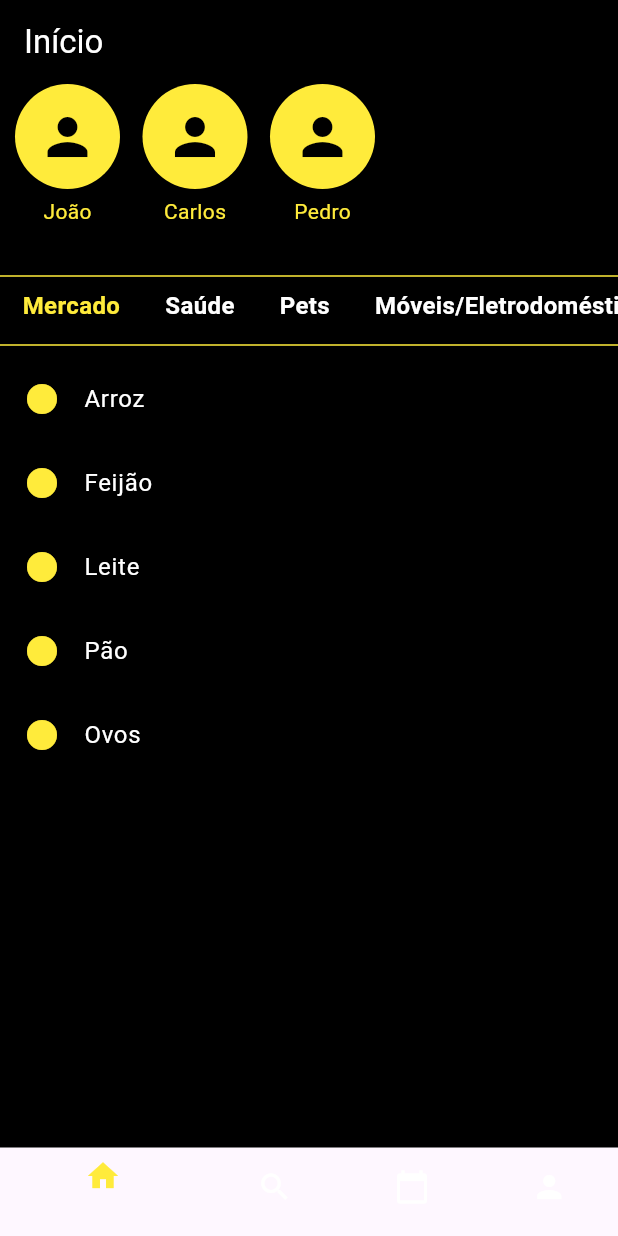
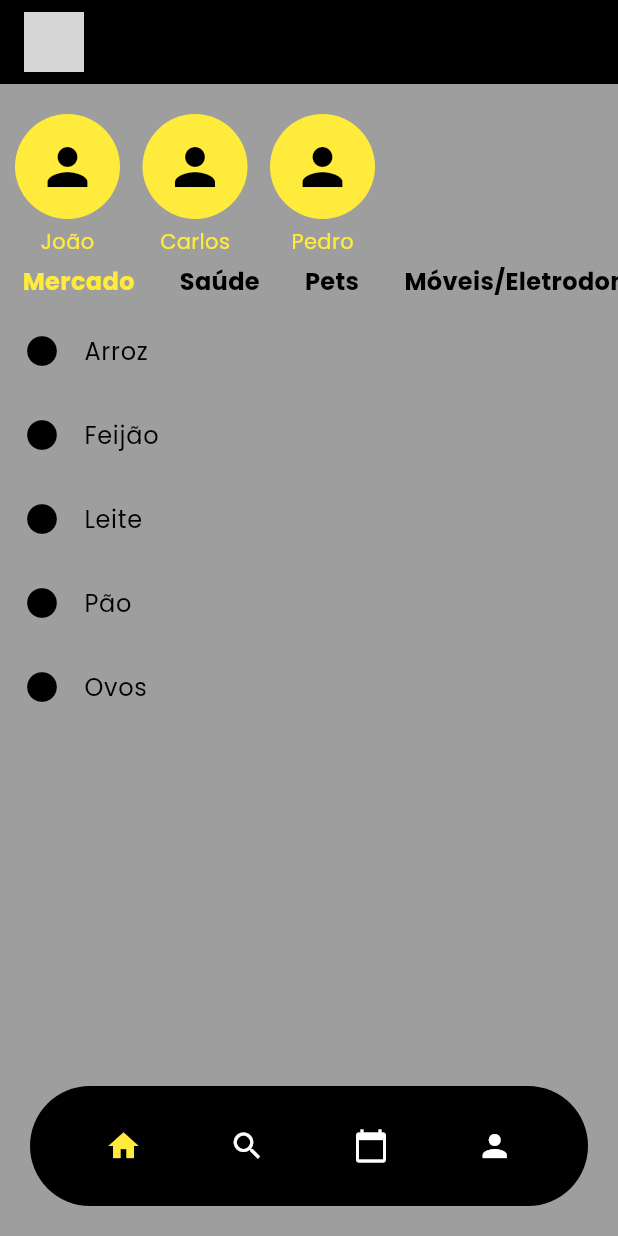
Before and after one commit to derpooo/speedlog, a Flutter app: the screen it shows after launch, after a tap on "Login", after a tap on "Entrar", on a phone screen of 412 x 824 dp. Run offline on Flutter 3.47's test engine with Material 3 defaults, Android fonts, the phone set to English and light mode, and no system bars; our stand-ins replace google_fonts; grey boxes are pictures that could not be loaded.

Commit message:
adicionado filtros por categorias e mudança da barra de navegação

```diff
--- a/lib/app.dart
+++ b/lib/app.dart
@@ -1,4 +1,5 @@
 import 'package:flutter/material.dart';
+import 'package:google_fonts/google_fonts.dart';
 import 'ui/pages/pagina_login.dart';
 
 class DeliveryApp extends StatelessWidget {
@@ -8,10 +9,10 @@ class DeliveryApp extends StatelessWidget {
       title: 'SpeedLog',
       theme: ThemeData(
         primaryColor: Colors.black,
-        scaffoldBackgroundColor: Colors.black,
-        textTheme: TextTheme(
-          bodyLarge: TextStyle(color: Colors.yellow),
-          bodyMedium: TextStyle(color: Colors.yellow),
+        scaffoldBackgroundColor: Colors.grey,
+        textTheme: GoogleFonts.poppinsTextTheme().copyWith(
+          bodyLarge: GoogleFonts.poppins(color: Colors.yellow),
+          bodyMedium: GoogleFonts.poppins(color: Colors.yellow),
         ),
       ),
       home: PaginaLogin(),
--- a/lib/ui/pages/pagina_inicial.dart
+++ b/lib/ui/pages/pagina_inicial.dart
@@ -6,30 +6,17 @@ class PaginaInicial extends StatefulWidget {
 }
 
 class _EstadoPaginaInicial extends State<PaginaInicial> {
+  int _indiceAtual = 0; // Controla o índice da Bottom Navigation
+
   final List<String> categorias = ["Mercado", "Saúde", "Pets", "Móveis/Eletrodomésticos"];
   String categoriaSelecionada = "Mercado";
 
   final List<Map<String, dynamic>> motoristas = [
-    {
-      'nome': 'João',
-      'categorias': ['Mercado', 'Pets']
-    },
-    {
-      'nome': 'Maria',
-      'categorias': ['Saúde', 'Móveis/Eletrodomésticos']
-    },
-    {
-      'nome': 'Carlos',
-      'categorias': ['Mercado', 'Saúde']
-    },
-    {
-      'nome': 'Ana',
-      'categorias': ['Pets', 'Móveis/Eletrodomésticos']
-    },
-    {
-      'nome': 'Pedro',
-      'categorias': ['Mercado']
-    },
+    {'nome': 'João', 'categorias': ['Mercado', 'Pets']},
+    {'nome': 'Maria', 'categorias': ['Saúde', 'Móveis/Eletrodomésticos']},
+    {'nome': 'Carlos', 'categorias': ['Mercado', 'Saúde']},
+    {'nome': 'Ana', 'categorias': ['Pets', 'Móveis/Eletrodomésticos']},
+    {'nome': 'Pedro', 'categorias': ['Mercado']},
   ];
 
   final Map<String, List<String>> itensPorCategoria = {
@@ -41,23 +28,27 @@ class _EstadoPaginaInicial extends State<PaginaInicial> {
 
   @override
   Widget build(BuildContext context) {
-    // Filtrar motoristas conforme a categoria selecionada
+    //  Filtra os motoristas com base na categoria selecionada
     List<Map<String, dynamic>> motoristasFiltrados = motoristas
         .where((motorista) => motorista['categorias'].contains(categoriaSelecionada))
         .toList();
 
     return Scaffold(
-      backgroundColor: Colors.black,
+      extendBody: true, // Faz a Bottom Navigation flutuar
       appBar: AppBar(
         backgroundColor: Colors.black,
+        title: Image.asset(
+        'lib/assets/logo2.png',
+        height: 40),
         automaticallyImplyLeading: false,
-        title: Text('Início', style: TextStyle(color: Colors.white)),
       ),
       body: Column(
         children: [
-          // Rolagem horizontal dos motoristas filtrados
+          //  Mostra apenas motoristas compatíveis com a categoria
           SizedBox(
             height: 120,
+            child: Padding(
+              padding: const EdgeInsets.only(top: 20),
               child: ListView.separated(
                 scrollDirection: Axis.horizontal,
                 padding: EdgeInsets.symmetric(horizontal: 10),
@@ -80,12 +71,11 @@ class _EstadoPaginaInicial extends State<PaginaInicial> {
                     ],
                   );
                 },
+              )
             ),
           ),
 
-          Divider(color: Colors.yellow),
-
-          // Seleção de categorias
+          //  Botões para selecionar categorias (motoristas também são filtrados)
           SizedBox(
             height: 30,
             child: ListView.builder(
@@ -104,7 +94,7 @@ class _EstadoPaginaInicial extends State<PaginaInicial> {
                     child: Text(
                       categoria,
                       style: TextStyle(
-                        color: categoriaSelecionada == categoria ? Colors.yellow : Colors.white,
+                        color: categoriaSelecionada == categoria ? Colors.yellow : Colors.black,
                         fontSize: 16,
                         fontWeight: FontWeight.bold,
                       ),
@@ -115,9 +105,7 @@ class _EstadoPaginaInicial extends State<PaginaInicial> {
             ),
           ),
 
-          Divider(color: Colors.yellow),
-
-          // Lista de itens da categoria selecionada
+          // Lista de itens filtrados da categoria selecionada
           Expanded(
             child: ListView.builder(
               itemCount: itensPorCategoria[categoriaSelecionada]?.length ?? 0,
@@ -125,9 +113,9 @@ class _EstadoPaginaInicial extends State<PaginaInicial> {
                 return ListTile(
                   title: Text(
                     itensPorCategoria[categoriaSelecionada]![index],
-                    style: TextStyle(color: Colors.white),
+                    style: TextStyle(color: Colors.black),
                   ),
-                  leading: Icon(Icons.circle, color: Colors.yellow),
+                  leading: Icon(Icons.circle, color: Colors.black),
                 );
               },
             ),
@@ -135,17 +123,40 @@ class _EstadoPaginaInicial extends State<PaginaInicial> {
         ],
       ),
 
-      // Barra de navegação inferior
-      bottomNavigationBar: BottomNavigationBar(
-        backgroundColor: Colors.black,
-        selectedItemColor: Colors.yellow,
-        unselectedItemColor: Colors.white,
-        items: [
-          BottomNavigationBarItem(icon: Icon(Icons.home), label: ''),
-          BottomNavigationBarItem(icon: Icon(Icons.search), label: ''),
-          BottomNavigationBarItem(icon: Icon(Icons.calendar_today), label: ''),
-          BottomNavigationBarItem(icon: Icon(Icons.person), label: ''),
+      //  Bottom Navigation Customizada
+      bottomNavigationBar: Padding(
+        padding: EdgeInsets.only(bottom: 20, left: 20, right: 20),
+        child: ClipRRect(
+          borderRadius: BorderRadius.circular(50), // Bordas arredondadas
+          child: BottomAppBar(
+            color: Colors.black,
+            shape: CircularNotchedRectangle(),
+            child: Padding(
+              padding: EdgeInsets.symmetric(horizontal: 5, vertical: 5),
+              child: Row(
+                mainAxisAlignment: MainAxisAlignment.spaceAround,
+                children: [
+                  IconButton(
+                    icon: Icon(Icons.home, color: _indiceAtual == 0 ? Colors.yellow : Colors.white),
+                    onPressed: () => setState(() => _indiceAtual = 0),
+                  ),
+                  IconButton(
+                    icon: Icon(Icons.search, color: _indiceAtual == 1 ? Colors.yellow : Colors.white),
+                    onPressed: () => setState(() => _indiceAtual = 1),
+                  ),
+                  IconButton(
+                    icon: Icon(Icons.calendar_today, color: _indiceAtual == 2 ? Colors.yellow : Colors.white),
+                    onPressed: () => setState(() => _indiceAtual = 2),
+                  ),
+                  IconButton(
+                    icon: Icon(Icons.person, color: _indiceAtual == 3 ? Colors.yellow : Colors.white),
+                    onPressed: () => setState(() => _indiceAtual = 3),
+                  ),
                 ],
+              ),
+            ),
+          ),
+        ),
       ),
     );
   }
```
Also changed, not shown: pubspec.yaml (+11 -65 lines), lib/assets/logo2.PNG (added), pubspec.lock, 1 other file. Lines whose indentation alone changed are shown as unchanged.
